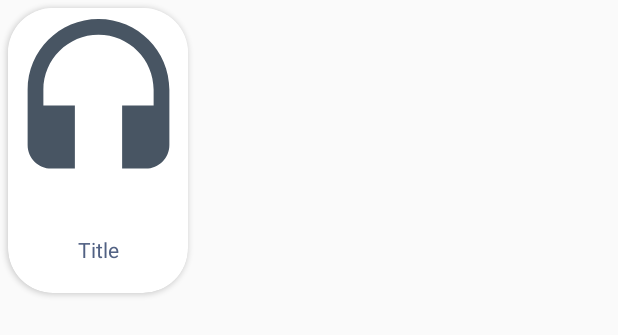
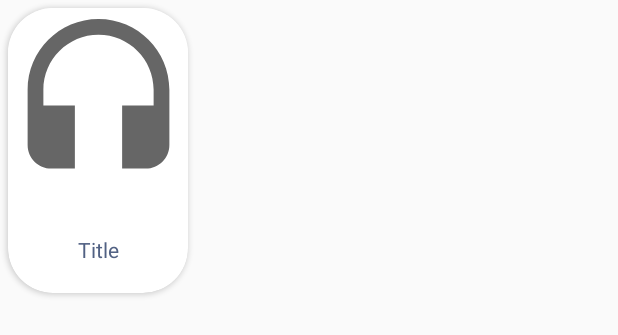
Before and after one commit to JeCleHe/aMIzik, an Android app: the layout card_view.xml on its own in the app's theme, with its tools: preview values and no code run, on a phone screen of 412 x 824 dp. Shown: the top 335 px of the screen. Run offline under Robolectric (Android 15) with nearby library versions, the phone set to English and light mode, and no system bars.

Commit message:
fixing conflict

```diff
--- a/app/src/main/res/drawable/ic_baseline_headset_24.xml
+++ b/app/src/main/res/drawable/ic_baseline_headset_24.xml
@@ -1,5 +1,10 @@
-<vector android:height="24dp" android:tint="#485563"
-    android:viewportHeight="24" android:viewportWidth="24"
-    android:width="24dp" xmlns:android="http://schemas.android.com/apk/res/android">
-    <path android:fillColor="@android:color/white" android:pathData="M12,1c-4.97,0 -9,4.03 -9,9v7c0,1.66 1.34,3 3,3h3v-8H5v-2c0,-3.87 3.13,-7 7,-7s7,3.13 7,7v2h-4v8h3c1.66,0 3,-1.34 3,-3v-7c0,-4.97 -4.03,-9 -9,-9z"/>
+<vector xmlns:android="http://schemas.android.com/apk/res/android"
+    android:width="24dp"
+    android:height="24dp"
+    android:viewportWidth="24"
+    android:viewportHeight="24"
+    android:tint="?attr/colorControlNormal">
+    <path
+        android:fillColor="@android:color/white"
+        android:pathData="M12,1c-4.97,0 -9,4.03 -9,9v7c0,1.66 1.34,3 3,3h3v-8H5v-2c0,-3.87 3.13,-7 7,-7s7,3.13 7,7v2h-4v8h3c1.66,0 3,-1.34 3,-3v-7c0,-4.97 -4.03,-9 -9,-9z"/>
 </vector>
```
